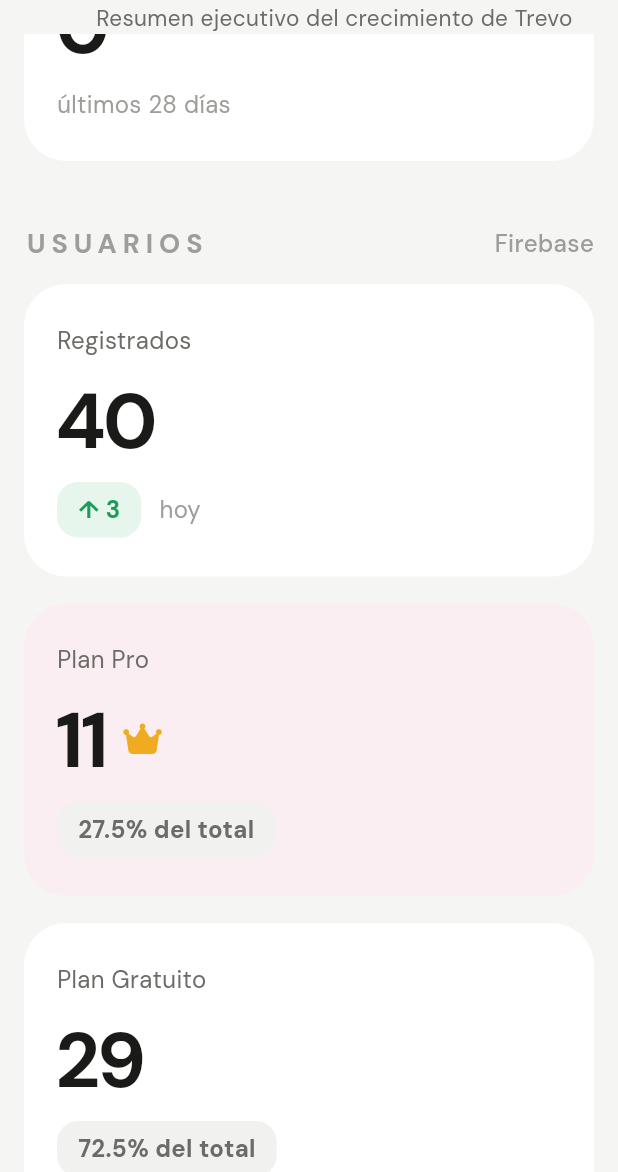
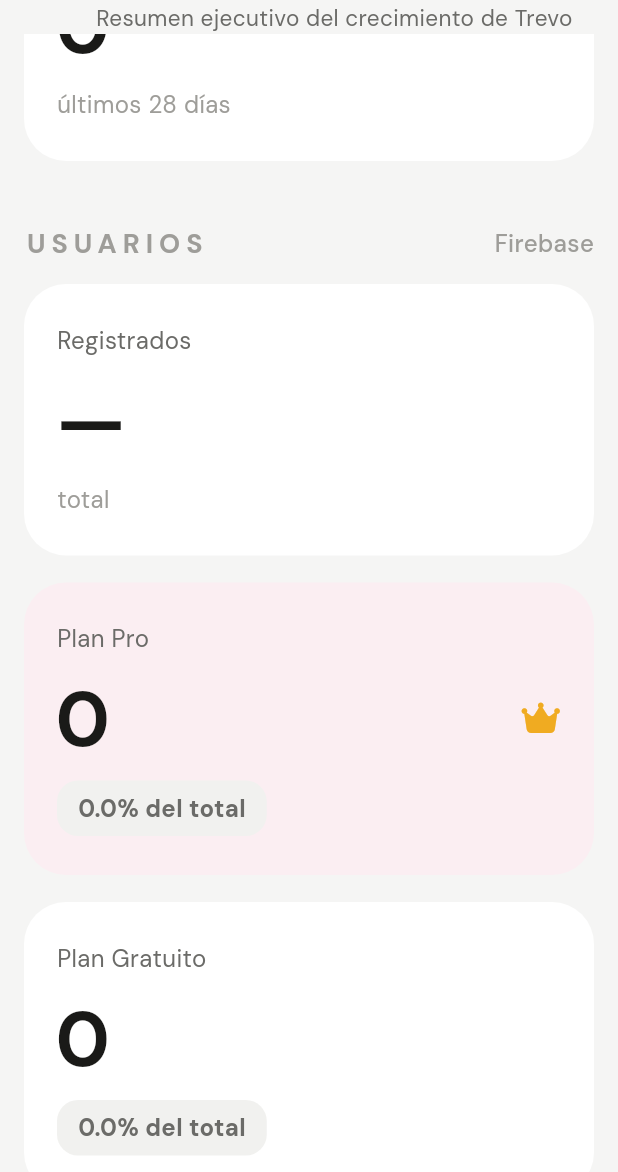
Before and after one commit to jesusfreelance99-cell/dashboard_analitycs, a Flutter app: the DashboardShell screen opened directly, scrolled down 2304 dp, on a phone screen of 412 x 824 dp, the part 64-1236 px from its top. Run offline on Flutter 3.47's test engine with Material 3 defaults, Android fonts, the phone set to English and light mode, and no system bars; our stand-ins replace cloud_firestore, easy_localization, firebase_analytics, firebase_auth, firebase_core, fluentui_system_icons and 4 more; accounts and stored records are empty; statements that could not run were skipped.

Commit message:
Integrate user metrics service and UI enhancements

```diff
--- a/lib/core/models/user_model.dart
+++ b/lib/core/models/user_model.dart
@@ -5,6 +5,7 @@ class UserModel {
   final String fcmToken;
   final bool status;
   final String role;
+  final String plan;
   final String createdAt;
   final String syncedAt;
 
@@ -15,14 +16,13 @@ class UserModel {
     required this.fcmToken,
     required this.status,
     required this.role,
+    required this.plan,
     required this.createdAt,
     required this.syncedAt,
   });
 
-  // Convertir desde JSON de Firestore
   factory UserModel.fromFirestore(String docId, Map<String, dynamic> data) {
     final userInfo = data['user_info'] ?? {};
-
     return UserModel(
       id: docId,
       fullName: userInfo['full_name'] ?? '',
@@ -30,12 +30,12 @@ class UserModel {
       fcmToken: userInfo['fcm_token'] ?? '',
       status: userInfo['status'] ?? false,
       role: userInfo['role'] ?? 'customer',
+      plan: userInfo['plan'] ?? '',
       createdAt: userInfo['created_at'] ?? '',
       syncedAt: DateTime.now().toIso8601String(),
     );
   }
 
-  // Convertir a Map para SQLite
   Map<String, dynamic> toMap() {
     return {
       'id': id,
@@ -44,12 +44,12 @@ class UserModel {
       'fcm_token': fcmToken,
       'status': status ? 1 : 0,
       'role': role,
+      'plan': plan,
       'created_at': createdAt,
       'synced_at': syncedAt,
     };
   }
 
-  // Convertir desde Map de SQLite
   factory UserModel.fromMap(Map<String, dynamic> map) {
     return UserModel(
       id: map['id'] ?? '',
@@ -58,6 +58,7 @@ class UserModel {
       fcmToken: map['fcm_token'] ?? '',
       status: (map['status'] ?? 0) == 1,
       role: map['role'] ?? 'customer',
+      plan: map['plan'] ?? '',
       createdAt: map['created_at'] ?? '',
       syncedAt: map['synced_at'] ?? '',
     );
@@ -66,3 +67,52 @@ class UserModel {
   @override
   String toString() => 'UserModel(id: $id, fullName: $fullName, email: $email)';
 }
+
+class UserCounts {
+  final int total;
+  final int pro;
+  final int free;
+  final int active;
+  final int newToday;
+
+  const UserCounts({
+    required this.total,
+    required this.pro,
+    required this.free,
+    required this.active,
+    required this.newToday,
+  });
+
+  static const empty = UserCounts(
+    total: 0,
+    pro: 0,
+    free: 0,
+    active: 0,
+    newToday: 0,
+  );
+
+  factory UserCounts.fromUsers(List<UserModel> users) {
+    final now = DateTime.now();
+    final pro = users.where((u) => u.plan == 'pro').length;
+    final newToday = users.where((u) {
+      final d = DateTime.tryParse(u.createdAt);
+      return d != null &&
+          d.year == now.year &&
+          d.month == now.month &&
+          d.day == now.day;
+    }).length;
+    return UserCounts(
+      total: users.length,
+      active: users.where((u) => u.status).length,
+      pro: pro,
+      free: users.length - pro,
+      newToday: newToday,
+    );
+  }
+
+  int get _safeTotal => total > 0 ? total : 1;
+  double get proProportion => (pro / _safeTotal).clamp(0.0, 1.0);
+  String get proPercent => '${(pro / _safeTotal * 100).toStringAsFixed(1)}%';
+  String get freePercent => '${(free / _safeTotal * 100).toStringAsFixed(1)}%';
+  String get activePercent => '${(active / _safeTotal * 100).toStringAsFixed(1)}%';
+}
--- /dev/null
+++ b/lib/core/services/user_metrics_service.dart
@@ -0,0 +1,53 @@
+import 'package:cloud_firestore/cloud_firestore.dart';
+import '../models/user_model.dart';
+import 'local_db_service.dart';
+
+class UserMetricsService {
+  static final _local = LocalDbService();
+  static final _db = FirebaseFirestore.instance;
+
+  static Future<UserCounts>? _future;
+
+  // Cached future — se comparte entre rebuilds; se invalida con refresh()
+  static Future<UserCounts> get future => _future ??= _load();
+
+  static void refresh() => _future = null;
+
+  static Future<UserCounts> _load() async {
+    final users = await _local.getAllUsers();
+    if (users.isNotEmpty) return UserCounts.fromUsers(users);
+    return _loadFromFirestore();
+  }
+
+  static Future<UserCounts> _loadFromFirestore() async {
+    try {
+      final results = await Future.wait([
+        _db.collection('users').count().get(),
+        _db
+            .collection('users')
+            .where('user_info.status', isEqualTo: true)
+            .count()
+            .get(),
+        _db
+            .collection('plan_user')
+            .where('status', isEqualTo: 'active')
+            .count()
+            .get(),
+      ]);
+
+      final total = results[0].count ?? 0;
+      final active = results[1].count ?? 0;
+      final pro = results[2].count ?? 0;
+
+      return UserCounts(
+        total: total,
+        active: active,
+        pro: pro,
+        free: total - pro,
+        newToday: 0,
+      );
+    } catch (_) {
+      return UserCounts.empty;
+    }
+  }
+}
--- a/lib/features/screens/dashboard/overview_page_widget.dart
+++ b/lib/features/screens/dashboard/overview_page_widget.dart
@@ -1,8 +1,10 @@
 import 'package:dashboard_analitycs/core/constants/app_colors.dart';
 import 'package:dashboard_analitycs/core/models/appstore_metrics_model.dart';
 import 'package:dashboard_analitycs/core/models/revenuecat_metrics_model.dart';
+import 'package:dashboard_analitycs/core/models/user_model.dart';
 import 'package:dashboard_analitycs/core/services/appstore_metrics_service.dart';
 import 'package:dashboard_analitycs/core/services/revenuecat_metrics_service.dart';
+import 'package:dashboard_analitycs/core/services/user_metrics_service.dart';
 import 'package:dashboard_analitycs/features/screens/dashboard/dashboard_provider.dart';
 import 'package:cloud_firestore/cloud_firestore.dart';
 import 'package:fluentui_system_icons/fluentui_system_icons.dart';
@@ -445,43 +447,47 @@ class _OverviewContent extends StatelessWidget {
         // ── USUARIOS ─────────────────────────────────────────────────────
         const SectionHeader(label: 'USUARIOS', source: 'Firebase'),
         const SizedBox(height: 14),
-        ResponsiveGrid(
+        FutureBuilder<UserCounts>(
+          future: UserMetricsService.future,
+          builder: (context, snap) {
+            final u = snap.data ?? UserCounts.empty;
+            return ResponsiveGrid(
               minTileWidth: 250,
               children: [
                 MetricCard(
                   label: 'Registrados',
-              value: data.users,
-              badgeText: '↑ 3',
+                  value: u.total > 0 ? '${u.total}' : '—',
+                  badgeText: u.newToday > 0 ? '↑ ${u.newToday} hoy' : null,
                   badgeType: BadgeType.positive,
-              helperText: 'hoy',
+                  helperText: 'total',
                 ),
                 MetricCard(
                   label: 'Plan Pro',
-              value: '${data.proUsers}',
+                  value: '${u.pro}',
                   accent: true,
                   valueSuffix: const FaIcon(
                     FontAwesomeIcons.crown,
                     color: Color(0xFFF0AB21),
                     size: 24,
                   ),
-              badgeText:
-                  '${(data.proUsers / 40 * 100).toStringAsFixed(1)}% del total',
+                  badgeText: '${u.proPercent} del total',
                   badgeType: BadgeType.neutral,
                 ),
                 MetricCard(
                   label: 'Plan Gratuito',
-              value: '${40 - data.proUsers}',
-              badgeText:
-                  '${(((40 - data.proUsers) / 40) * 100).toStringAsFixed(1)}% del total',
+                  value: '${u.free}',
+                  badgeText: '${u.freePercent} del total',
                   badgeType: BadgeType.neutral,
                 ),
                 MetricCard(
                   label: 'Activos',
-              value: data.activeUsers,
-              badgeText: '↑ 92.5%',
+                  value: '${u.active}',
+                  badgeText: '↑ ${u.activePercent}',
                   badgeType: BadgeType.positive,
                 ),
               ],
+            );
+          },
         ),
         const SizedBox(height: 34),
 
@@ -511,7 +517,11 @@ class _OverviewContent extends StatelessWidget {
         // ── DISTRIBUCIÓN ─────────────────────────────────────────────────
         const SectionHeader(label: 'DISTRIBUCIÓN', source: ''),
         const SizedBox(height: 14),
-        ResponsiveSplit(
+        FutureBuilder<UserCounts>(
+          future: UserMetricsService.future,
+          builder: (context, snap) {
+            final u = snap.data ?? UserCounts.empty;
+            return ResponsiveSplit(
               left: Panel(
                 child: Column(
                   crossAxisAlignment: CrossAxisAlignment.start,
@@ -533,12 +543,12 @@ class _OverviewContent extends StatelessWidget {
                 child: Column(
                   crossAxisAlignment: CrossAxisAlignment.start,
                   children: [
-                const PanelHeader(
+                    PanelHeader(
                       title: 'Distribución por plan',
-                  trailing: '40 usuarios',
+                      trailing: '${u.total} usuarios',
                     ),
                     const SizedBox(height: 28),
-                PlanDistributionBar(proportion: data.proUsers / 40),
+                    PlanDistributionBar(proportion: u.proProportion),
                     const SizedBox(height: 28),
                     PlanRow(
                       icon: const FaIcon(FontAwesomeIcons.crown, size: 24),
@@ -546,9 +556,8 @@ class _OverviewContent extends StatelessWidget {
                       iconColor: const Color(0xFF8A6300),
                       title: 'Plan Pro',
                       subtitle: 'de pago',
-                  value: '${data.proUsers}',
-                  percentage:
-                      '${(data.proUsers / 40 * 100).toStringAsFixed(1)}%',
+                      value: '${u.pro}',
+                      percentage: u.proPercent,
                     ),
                     const SizedBox(height: 26),
                     PlanRow(
@@ -556,13 +565,14 @@ class _OverviewContent extends StatelessWidget {
                       iconBackground: const Color(0xFFF1F1EF),
                       iconColor: AppColors.ink3,
                       title: 'Plan Gratuito',
-                  value: '${40 - data.proUsers}',
-                  percentage:
-                      '${(((40 - data.proUsers) / 40) * 100).toStringAsFixed(1)}%',
+                      value: '${u.free}',
+                      percentage: u.freePercent,
                     ),
                   ],
                 ),
               ),
+            );
+          },
         ),
         const SizedBox(height: 48),
       ],
@@ -865,13 +875,23 @@ class PlanDistributionBar extends StatelessWidget {
 
   @override
   Widget build(BuildContext context) {
+    final size = MediaQuery.of(context).size;
     return Container(
       height: 32,
       decoration: BoxDecoration(
         color: const Color(0xFFF1F1EF),
         borderRadius: BorderRadius.circular(18),
       ),
-      child: FractionallySizedBox(
+      child: Stack(
+        children: [
+          Container(
+            width: size.width * (1 - proportion),
+            decoration: BoxDecoration(
+              color: const Color(0xFFE8E8E6),
+              borderRadius: BorderRadius.circular(18),
+            ),
+          ),
+          FractionallySizedBox(
             widthFactor: proportion.clamp(0.0, 1.0),
             alignment: Alignment.centerLeft,
             child: Container(
@@ -882,6 +902,8 @@ class PlanDistributionBar extends StatelessWidget {
                 borderRadius: BorderRadius.circular(18),
               ),
             ),
+          ),
+        ],
       ),
     );
   }
--- a/lib/features/screens/dashboard/shared_widgets.dart
+++ b/lib/features/screens/dashboard/shared_widgets.dart
@@ -326,7 +326,11 @@ class MetricCard extends StatelessWidget {
           Row(
             crossAxisAlignment: CrossAxisAlignment.center,
             children: [
-              Text(
+              Expanded(
+                child: FittedBox(
+                  fit: BoxFit.scaleDown,
+                  alignment: Alignment.centerLeft,
+                  child: Text(
                     value,
                     style: const TextStyle(
                       fontSize: 52,
@@ -334,6 +338,8 @@ class MetricCard extends StatelessWidget {
                       height: 0.95,
                       letterSpacing: -2.2,
                       color: AppColors.ink,
+                    ),
+                  ),
                 ),
               ),
               if (valueSuffix != null) ...[
```
Lines whose indentation alone changed are shown as unchanged.
